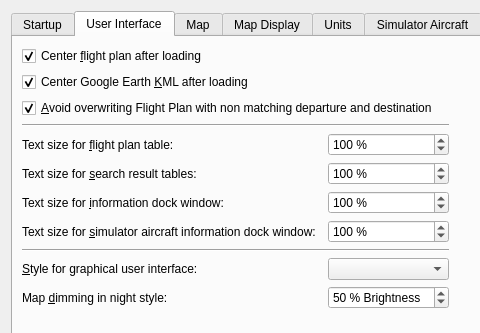
The window that src/options/options.ui (albar965/littlenavmap) describes before a commit, drawn with Qt 5; both pictures show x 0 to 480 and y 0 to 333 of the 920 by 440 pixel window.
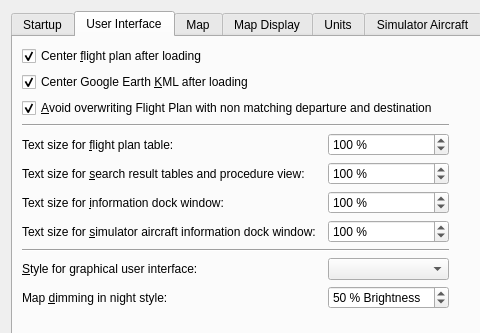
The same window after the commit. The open tabs and pages were chosen to show the change.

Commit message: Procedures and hightlights are now hidden if search dock is closed or tab is changed. Context menu in procedure search now initializes menu items properly. Flight plan window header now properly formatted. Procedure search text size now resized with other search tables. Fixed display issues in elevation profile regarding aircraft track. All #99

```diff
--- a/src/options/options.ui
+++ b/src/options/options.ui
@@ -208,7 +208,7 @@
        <item row="5" column="0">
         <widget class="QLabel" name="labelOptionsGuiSearchText">
          <property name="text">
-          <string>Text size for &amp;search result tables:</string>
+          <string>Text size for &amp;search result tables and procedure view:</string>
          </property>
          <property name="buddy">
           <cstring>spinBoxOptionsGuiSearchText</cstring>
```
The commit also changes 19 other files.
